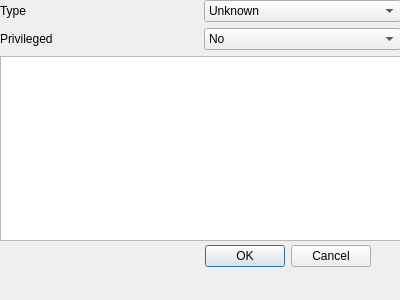
Qt form src/qt/emilpro/editinstructiondialog.ui (SimonKagstrom/emilpro) before a commit.
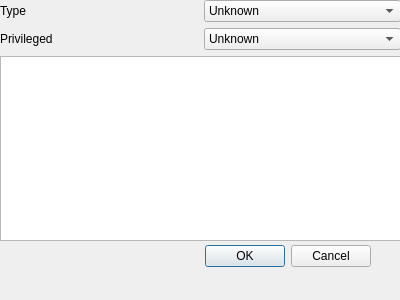
The same form after that commit.

Commit message: qt gui: Implement handling of instruction edits

```diff
--- a/src/qt/emilpro/editinstructiondialog.ui
+++ b/src/qt/emilpro/editinstructiondialog.ui
@@ -95,16 +95,6 @@
       </item>
       <item>
        <widget class="QComboBox" name="instructionPrivilegedComboBox">
-        <item>
-         <property name="text">
-          <string>No</string>
-         </property>
-        </item>
-        <item>
-         <property name="text">
-          <string>Yes</string>
-         </property>
-        </item>
         <item>
          <property name="text">
           <string>Unknown</string>
```
Left out of the diff: 10 changed lines with no effect on the pictures. The commit also changes 2 other files.
